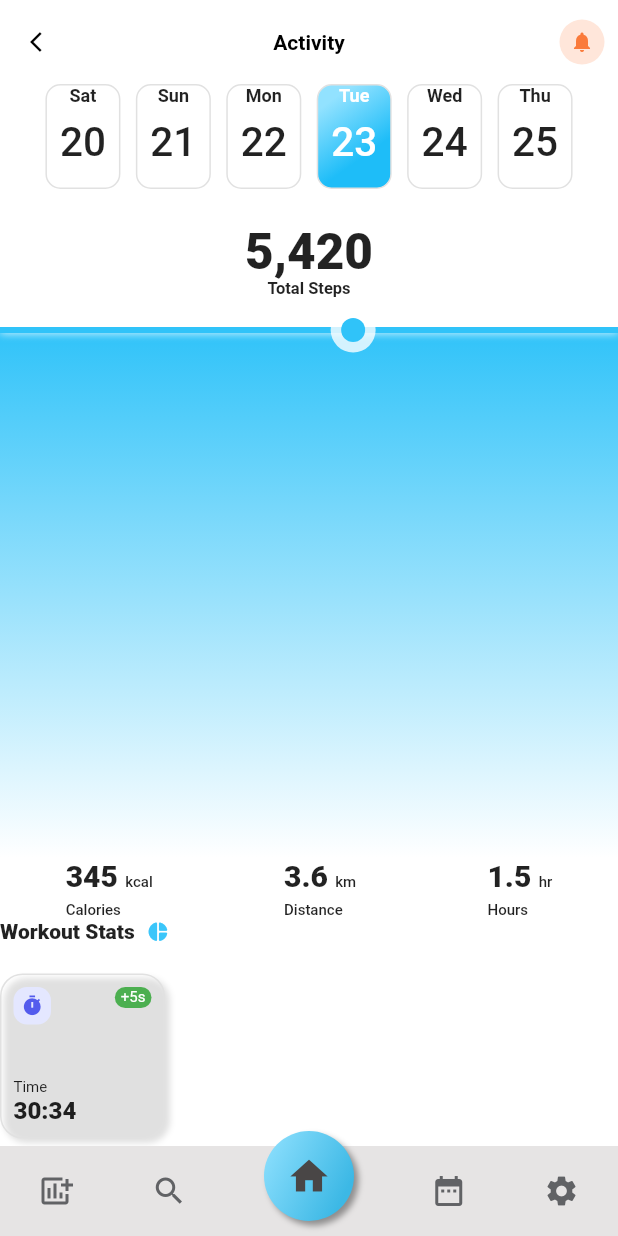
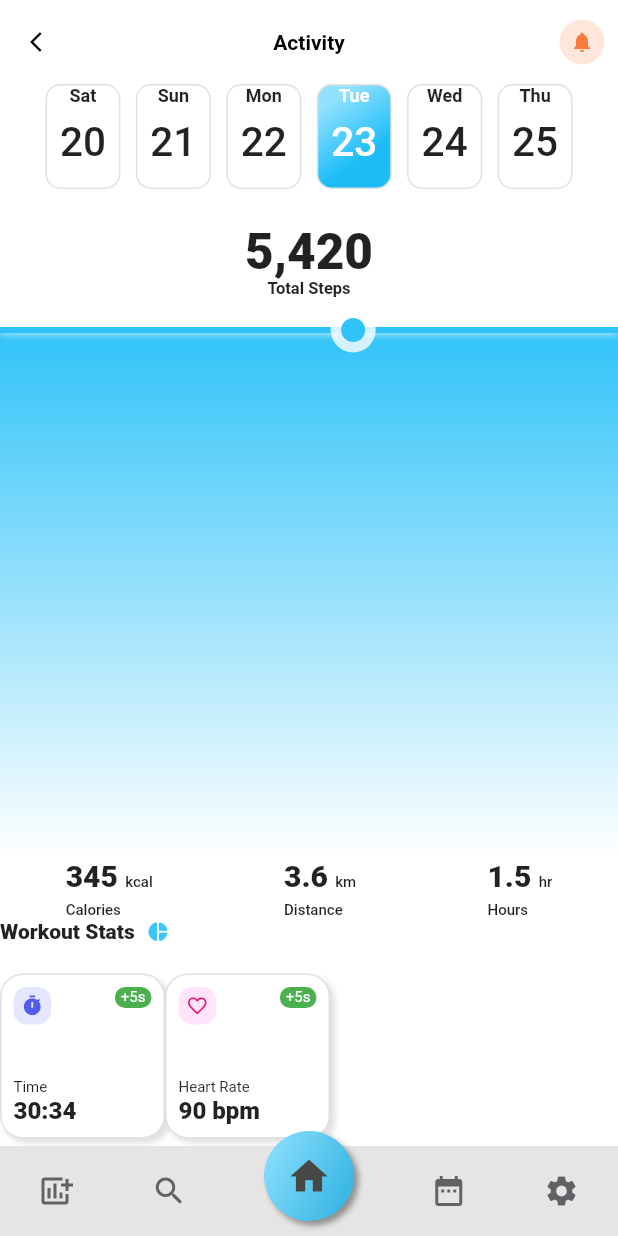
Before and after one commit to SahithiTammana/Flutter_Project, a Flutter app: the screen it shows after launch, on a phone screen of 412 x 824 dp. Run offline on Flutter 3.47's test engine with Material 2 defaults, Android fonts, the phone set to English and light mode, and no system bars.

Commit message:
Added heart rate display feature.

```diff
--- a/lib/pages/details/widgets/stats.dart
+++ b/lib/pages/details/widgets/stats.dart
@@ -35,7 +35,24 @@ class Stats extends StatelessWidget {
                 iconBackground: Color(0xffe4e7ff),
                 time: '+5s',
                 label: 'Time',
-                  value: '30:34')
+                value: '30:34',
+              ),
+              InfoStat(
+                icon: Icons.favorite_outline,
+                iconColor: Color(0xffe11e6c),
+                iconBackground: Color(0xffffe4fb),
+                time: '+5s',
+                label: 'Heart Rate',
+                value: '90 bpm',
+              ),
+              // InfoStat(
+              //   icon: Icons.timer,
+              //   iconColor: Color(0xff535bed),
+              //   iconBackground: Color(0xffe4e7ff),
+              //   time: '+5s',
+              //   label: 'Time',
+              //   value: '30:34',
+              // ),
             ],
           ),
         ),
@@ -69,6 +86,7 @@ class InfoStat extends StatelessWidget {
       padding: const EdgeInsets.all(8),
       margin: const EdgeInsets.symmetric(vertical: 5),
       decoration: BoxDecoration(
+        color: Colors.white,
         borderRadius: BorderRadius.circular(15),
         border: Border.all(
           color: Color(0xffe1e1e1),
@@ -79,7 +97,8 @@ class InfoStat extends StatelessWidget {
             offset: Offset(3, 3),
             blurRadius: 3,
           )
-          ]),
+        ],
+      ),
       child: Stack(
         children: [
           StatIcon(
```
Lines whose indentation alone changed are shown as unchanged.
